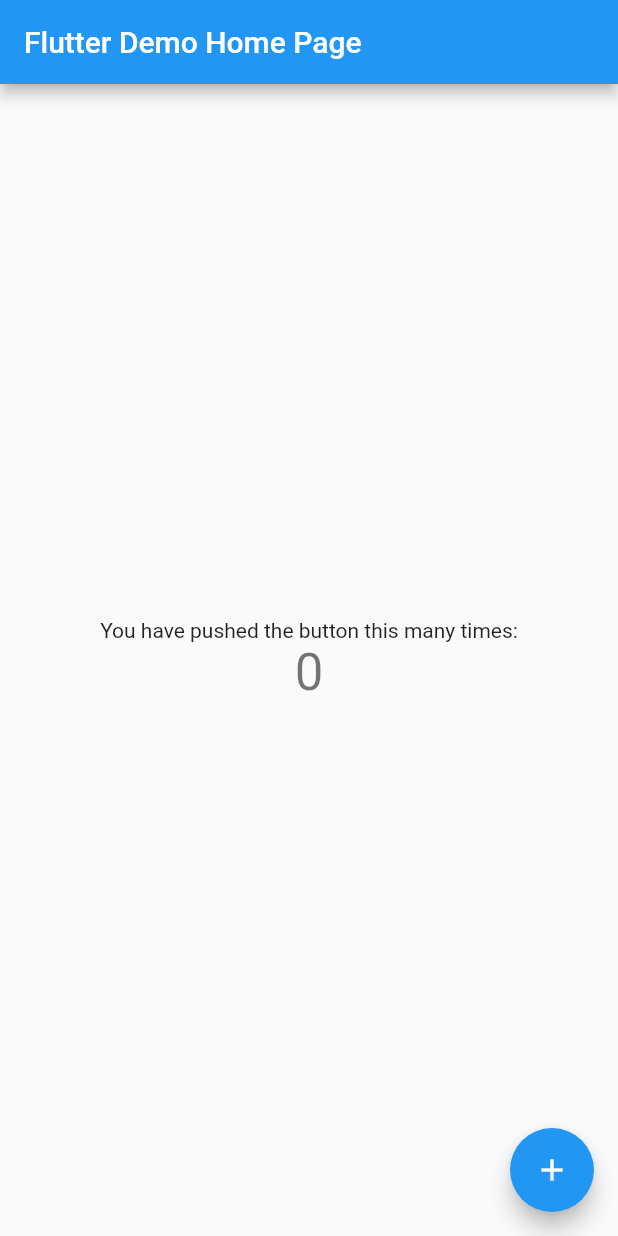
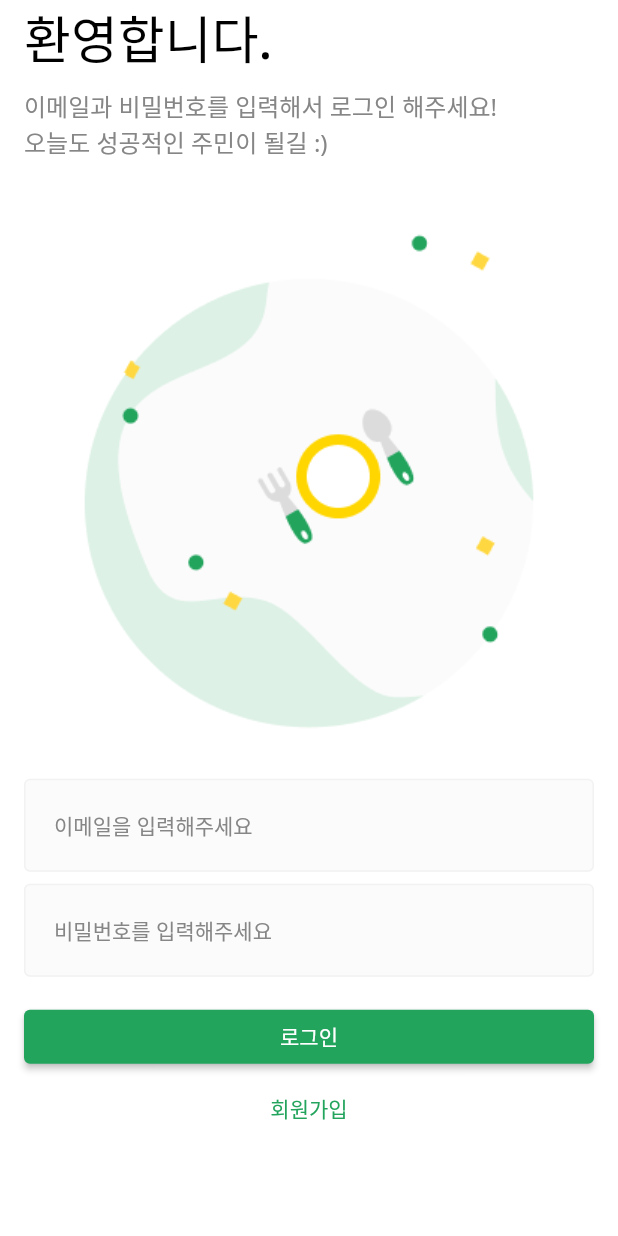
Before and after one commit to dawa93/flutter2, a Flutter app: the screen it shows after launch, on a phone screen of 412 x 824 dp. Run offline on Flutter 3.47's test engine with Material 2 defaults, Android fonts, the phone set to English and light mode, and no system bars.

Commit message:
feat(login): 로그인 스크린 추가

```diff
--- /dev/null
+++ b/lib/common/component/custom_text_form_field.dart
@@ -0,0 +1,51 @@
+import 'package:app/common/const/colors.dart';
+import 'package:flutter/material.dart';
+
+class CustomTextFormField extends StatelessWidget {
+  final String? hintText, errorText;
+  final bool obscureText, autofocus;
+  final ValueChanged<String> onChangeed;
+
+  const CustomTextFormField({
+    super.key,
+    this.hintText,
+    this.errorText,
+    this.obscureText = false,
+    this.autofocus = false,
+    required this.onChangeed,
+  });
+
+  @override
+  Widget build(BuildContext context) {
+    const baseBorder = OutlineInputBorder(
+      borderSide: BorderSide(
+        color: INPUT_BORDER_COLOR,
+        width: 1,
+      ),
+    );
+
+    return TextFormField(
+        cursorColor: PRIMARY_COLOR,
+        obscureText: obscureText, // 비밀번호 적을때
+        autofocus: autofocus,
+        onChanged: onChangeed,
+        decoration: InputDecoration(
+          contentPadding: const EdgeInsets.all(20),
+          hintText: hintText,
+          errorText: errorText,
+          hintStyle: const TextStyle(
+            color: BODY_TEXT_COLOR,
+            fontSize: 14,
+          ),
+          fillColor: INPUT_BG_COLOR,
+          filled: true,
+          border: baseBorder,
+          enabledBorder: baseBorder,
+          focusedBorder: baseBorder.copyWith(
+            borderSide: baseBorder.borderSide.copyWith(
+              color: PRIMARY_COLOR,
+            ),
+          ),
+        ));
+  }
+}
--- /dev/null
+++ b/lib/common/layout/default_layout.dart
@@ -0,0 +1,14 @@
+import 'package:flutter/material.dart';
+
+class DefaultLayout extends StatelessWidget {
+  final Widget child;
+  const DefaultLayout({super.key, required this.child});
+
+  @override
+  Widget build(BuildContext context) {
+    return Scaffold(
+      backgroundColor: Colors.white,
+      body: child,
+    );
+  }
+}
--- a/lib/main.dart
+++ b/lib/main.dart
@@ -1,115 +1,21 @@
+import 'package:app/user/view/login_screen.dart';
 import 'package:flutter/material.dart';
 
 void main() {
-  runApp(const MyApp());
+  runApp(const _App());
 }
 
-class MyApp extends StatelessWidget {
-  const MyApp({super.key});
-
-  // This widget is the root of your application.
-  @override
-  Widget build(BuildContext context) {
-    return MaterialApp(
-      title: 'Flutter Demo',
-      theme: ThemeData(
-        // This is the theme of your application.
-        //
-        // Try running your application with "flutter run". You'll see the
-        // application has a blue toolbar. Then, without quitting the app, try
-        // changing the primarySwatch below to Colors.green and then invoke
-        // "hot reload" (press "r" in the console where you ran "flutter run",
-        // or simply save your changes to "hot reload" in a Flutter IDE).
-        // Notice that the counter didn't reset back to zero; the application
-        // is not restarted.
-        primarySwatch: Colors.blue,
-      ),
-      home: const MyHomePage(title: 'Flutter Demo Home Page'),
-    );
-  }
-}
-
-class MyHomePage extends StatefulWidget {
-  const MyHomePage({super.key, required this.title});
-
-  // This widget is the home page of your application. It is stateful, meaning
-  // that it has a State object (defined below) that contains fields that affect
-  // how it looks.
-
-  // This class is the configuration for the state. It holds the values (in this
-  // case the title) provided by the parent (in this case the App widget) and
-  // used by the build method of the State. Fields in a Widget subclass are
-  // always marked "final".
-
-  final String title;
-
-  @override
-  State<MyHomePage> createState() => _MyHomePageState();
-}
-
-class _MyHomePageState extends State<MyHomePage> {
-  int _counter = 0;
-
-  void _incrementCounter() {
-    setState(() {
-      // This call to setState tells the Flutter framework that something has
-      // changed in this State, which causes it to rerun the build method below
-      // so that the display can reflect the updated values. If we changed
-      // _counter without calling setState(), then the build method would not be
-      // called again, and so nothing would appear to happen.
-      _counter++;
-    });
-  }
+class _App extends StatelessWidget {
+  const _App();
 
   @override
   Widget build(BuildContext context) {
-    // This method is rerun every time setState is called, for instance as done
-    // by the _incrementCounter method above.
-    //
-    // The Flutter framework has been optimized to make rerunning build methods
-    // fast, so that you can just rebuild anything that needs updating rather
-    // than having to individually change instances of widgets.
-    return Scaffold(
-      appBar: AppBar(
-        // Here we take the value from the MyHomePage object that was created by
-        // the App.build method, and use it to set our appbar title.
-        title: Text(widget.title),
+    return (MaterialApp(
+      theme: ThemeData(
+        fontFamily: 'NotoSans',
       ),
-      body: Center(
-        // Center is a layout widget. It takes a single child and positions it
-        // in the middle of the parent.
-        child: Column(
-          // Column is also a layout widget. It takes a list of children and
-          // arranges them vertically. By default, it sizes itself to fit its
-          // children horizontally, and tries to be as tall as its parent.
-          //
-          // Invoke "debug painting" (press "p" in the console, choose the
-          // "Toggle Debug Paint" action from the Flutter Inspector in Android
-          // Studio, or the "Toggle Debug Paint" command in Visual Studio Code)
-          // to see the wireframe for each widget.
-          //
-          // Column has various properties to control how it sizes itself and
-          // how it positions its children. Here we use mainAxisAlignment to
-          // center the children vertically; the main axis here is the vertical
-          // axis because Columns are vertical (the cross axis would be
-          // horizontal).
-          mainAxisAlignment: MainAxisAlignment.center,
-          children: <Widget>[
-            const Text(
-              'You have pushed the button this many times:',
-            ),
-            Text(
-              '$_counter',
-              style: Theme.of(context).textTheme.headlineMedium,
-            ),
-          ],
-        ),
-      ),
-      floatingActionButton: FloatingActionButton(
-        onPressed: _incrementCounter,
-        tooltip: 'Increment',
-        child: const Icon(Icons.add),
-      ), // This trailing comma makes auto-formatting nicer for build methods.
-    );
+      debugShowCheckedModeBanner: false,
+      home: const LoginScreen(),
+    ));
   }
 }
--- /dev/null
+++ b/lib/user/view/login_screen.dart
@@ -0,0 +1,105 @@
+import 'package:app/common/const/colors.dart';
+import 'package:app/common/layout/default_layout.dart';
+import 'package:flutter/material.dart';
+
+import '../../common/component/custom_text_form_field.dart';
+
+class LoginScreen extends StatelessWidget {
+  const LoginScreen({super.key});
+
+  @override
+  Widget build(BuildContext context) {
+    return DefaultLayout(
+      child: SingleChildScrollView(
+        keyboardDismissBehavior: ScrollViewKeyboardDismissBehavior.onDrag,
+        child: SafeArea(
+          top: true,
+          bottom: false,
+          child: Padding(
+            padding: const EdgeInsets.symmetric(horizontal: 16),
+            child: Column(
+              crossAxisAlignment: CrossAxisAlignment.stretch,
+              children: [
+                const _Title(),
+                const SizedBox(
+                  height: 8,
+                ),
+                const _SubTitle(),
+                Image.asset(
+                  'asset/img/misc/logo.png',
+                  width: MediaQuery.of(context).size.width / 3 * 2,
+                ),
+                const SizedBox(
+                  height: 24,
+                ),
+                CustomTextFormField(
+                  hintText: '이메일을 입력해주세요',
+                  obscureText: false,
+                  onChangeed: (String value) {
+                    print(value);
+                  },
+                ),
+                const SizedBox(
+                  height: 8,
+                ),
+                CustomTextFormField(
+                  obscureText: true,
+                  hintText: '비밀번호를 입력해주세요',
+                  onChangeed: (String value) {
+                    print(value);
+                  },
+                ),
+                const SizedBox(
+                  height: 16,
+                ),
+                ElevatedButton(
+                  onPressed: () {},
+                  style: ElevatedButton.styleFrom(
+                    backgroundColor: PRIMARY_COLOR,
+                  ),
+                  child: const Text('로그인'),
+                ),
+                TextButton(
+                  onPressed: () {},
+                  style: TextButton.styleFrom(foregroundColor: PRIMARY_COLOR),
+                  child: const Text('회원가입'),
+                )
+              ],
+            ),
+          ),
+        ),
+      ),
+    );
+  }
+}
+
+class _Title extends StatelessWidget {
+  const _Title();
+
+  @override
+  Widget build(BuildContext context) {
+    return const Text(
+      '환영합니다.',
+      style: TextStyle(
+        fontSize: 34,
+        fontWeight: FontWeight.w500,
+        color: Colors.black,
+      ),
+    );
+  }
+}
+
+class _SubTitle extends StatelessWidget {
+  const _SubTitle();
+
+  @override
+  Widget build(BuildContext context) {
+    return const Text(
+      '이메일과 비밀번호를 입력해서 로그인 해주세요! \n오늘도 성공적인 주민이 될길 :)',
+      style: TextStyle(
+        color: BODY_TEXT_COLOR,
+        fontSize: 16,
+      ),
+    );
+  }
+}
```
